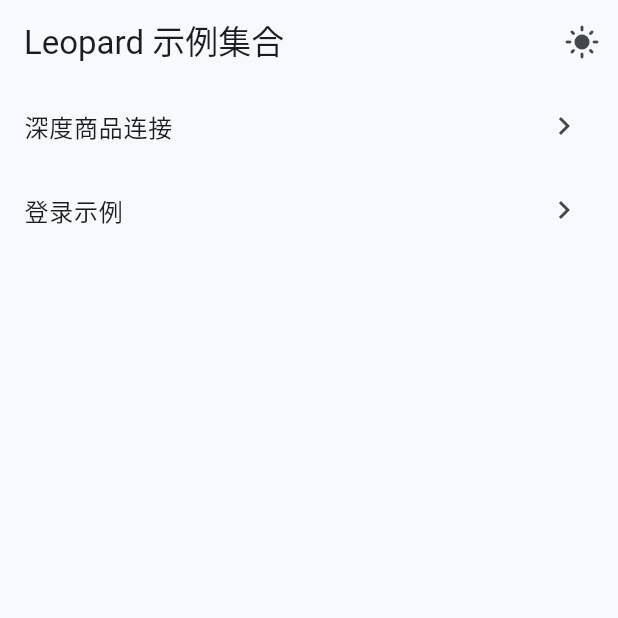
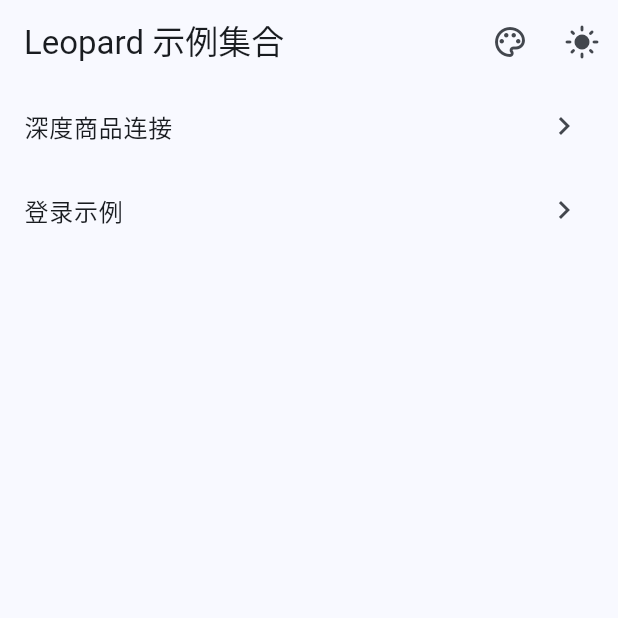
Before and after one commit to tlmile/flutter-leopard, a Flutter app: the screen it shows after launch, on a phone screen of 412 x 824 dp, the top half of it. Run offline on Flutter 3.47's test engine with Material 3 defaults, Android fonts, the phone set to English and light mode, and no system bars; our stand-ins replace font_awesome_flutter, go_router, shared_preferences; project files that could hold a hidden picture were left out.

Commit message:
Add additional app themes

```diff
--- a/lib/home_page.dart
+++ b/lib/home_page.dart
@@ -5,6 +5,7 @@
 import 'examples/movie/main_movie.dart';
 import 'examples/food/main_food.dart';
 import 'examples/compass_app/main_compass.dart';
+import 'theme/app_theme.dart';
 import 'theme/theme_controller.dart';
 
 class HomePage extends StatelessWidget {
@@ -26,6 +27,36 @@
       appBar: AppBar(
         title: const Text('Leopard 示例集合'),
         actions: [
+          AnimatedBuilder(
+            animation: themeController,
+            builder: (context, _) {
+              return PopupMenuButton<int>(
+                tooltip: '切换主题色',
+                initialValue: themeController.themeIndex,
+                onSelected: themeController.setThemeIndex,
+                itemBuilder: (context) {
+                  return AppTheme.themes.asMap().entries.map((entry) {
+                    final index = entry.key;
+                    final theme = entry.value;
+                    return PopupMenuItem<int>(
+                      value: index,
+                      child: Row(
+                        children: [
+                          CircleAvatar(
+                            radius: 10,
+                            backgroundColor: theme.seedColor,
+                          ),
+                          const SizedBox(width: 8),
+                          Text(theme.name),
+                        ],
+                      ),
+                    );
+                  }).toList();
+                },
+                icon: const Icon(Icons.palette_outlined),
+              );
+            },
+          ),
           AnimatedBuilder(
             animation: themeController,
             builder: (context, _) {
--- a/lib/main.dart
+++ b/lib/main.dart
@@ -25,8 +25,8 @@
       builder: (context, _) {
         return MaterialApp(
           debugShowCheckedModeBanner: true,
-          theme: AppTheme.lightTheme,
-          darkTheme: AppTheme.darkTheme,
+          theme: AppTheme.themeData(themeController.themeIndex, Brightness.light),
+          darkTheme: AppTheme.themeData(themeController.themeIndex, Brightness.dark),
           themeMode: themeController.mode,
           home: HomePage(themeController: themeController),
         );
--- a/lib/theme/app_theme.dart
+++ b/lib/theme/app_theme.dart
@@ -1,19 +1,32 @@
 import 'package:flutter/material.dart';
 
+class ThemeChoice {
+  const ThemeChoice({required this.name, required this.seedColor, this.description});
+
+  final String name;
+  final Color seedColor;
+  final String? description;
+}
+
 class AppTheme {
-  static ThemeData get lightTheme {
+  static final List<ThemeChoice> themes = [
+    const ThemeChoice(name: '海洋蓝', seedColor: Colors.blue),
+    const ThemeChoice(name: '青草绿', seedColor: Colors.green),
+    const ThemeChoice(name: '夕阳橙', seedColor: Colors.deepOrange),
+    const ThemeChoice(name: '薰衣紫', seedColor: Colors.deepPurple),
+    const ThemeChoice(name: '星光青', seedColor: Colors.teal),
+    const ThemeChoice(name: '柠檬黄', seedColor: Colors.amber),
+  ];
+
+  static ThemeData themeData(int index, Brightness brightness) {
+    final choice = themes[index % themes.length];
     return ThemeData(
-      colorScheme: ColorScheme.fromSeed(seedColor: Colors.blue),
+      colorScheme: ColorScheme.fromSeed(
+        seedColor: choice.seedColor,
+        brightness: brightness,
+      ),
       useMaterial3: true,
-      brightness: Brightness.light,
-    );
-  }
-
-  static ThemeData get darkTheme {
-    return ThemeData(
-      colorScheme: ColorScheme.fromSeed(seedColor: Colors.blue, brightness: Brightness.dark),
-      useMaterial3: true,
-      brightness: Brightness.dark,
+      brightness: brightness,
     );
   }
 }
--- a/lib/theme/theme_controller.dart
+++ b/lib/theme/theme_controller.dart
@@ -2,14 +2,17 @@
 import 'package:shared_preferences/shared_preferences.dart';
 
 class ThemeController extends ChangeNotifier {
-  ThemeController(this._prefs, ThemeMode initialMode)
+  ThemeController(this._prefs, ThemeMode initialMode, this._themeIndex)
       : _mode = initialMode;
 
   static const _storageKey = 'theme_mode';
+  static const _themeKey = 'theme_index';
   final SharedPreferences _prefs;
   ThemeMode _mode;
+  int _themeIndex;
 
   ThemeMode get mode => _mode;
+  int get themeIndex => _themeIndex;
 
   factory ThemeController.fromPreferences(SharedPreferences prefs) {
     final storedValue = prefs.getString(_storageKey);
@@ -17,7 +20,8 @@
       (mode) => mode.name == storedValue,
       orElse: () => ThemeMode.system,
     );
-    return ThemeController(prefs, storedMode);
+    final storedThemeIndex = prefs.getInt(_themeKey) ?? 0;
+    return ThemeController(prefs, storedMode, storedThemeIndex);
   }
 
   void setThemeMode(ThemeMode mode) {
@@ -27,6 +31,13 @@
     notifyListeners();
   }
 
+  void setThemeIndex(int index) {
+    if (_themeIndex == index) return;
+    _themeIndex = index;
+    _prefs.setInt(_themeKey, _themeIndex);
+    notifyListeners();
+  }
+
   void toggleThemeMode() {
     final nextMode = _mode == ThemeMode.dark ? ThemeMode.light : ThemeMode.dark;
     setThemeMode(nextMode);
```
